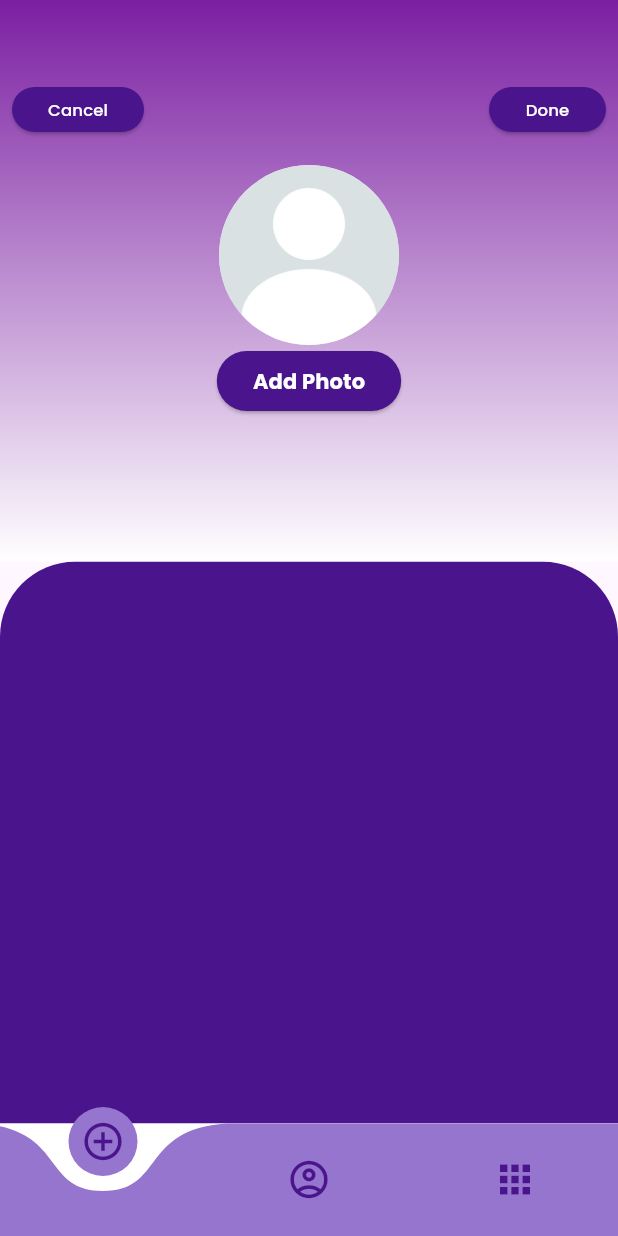
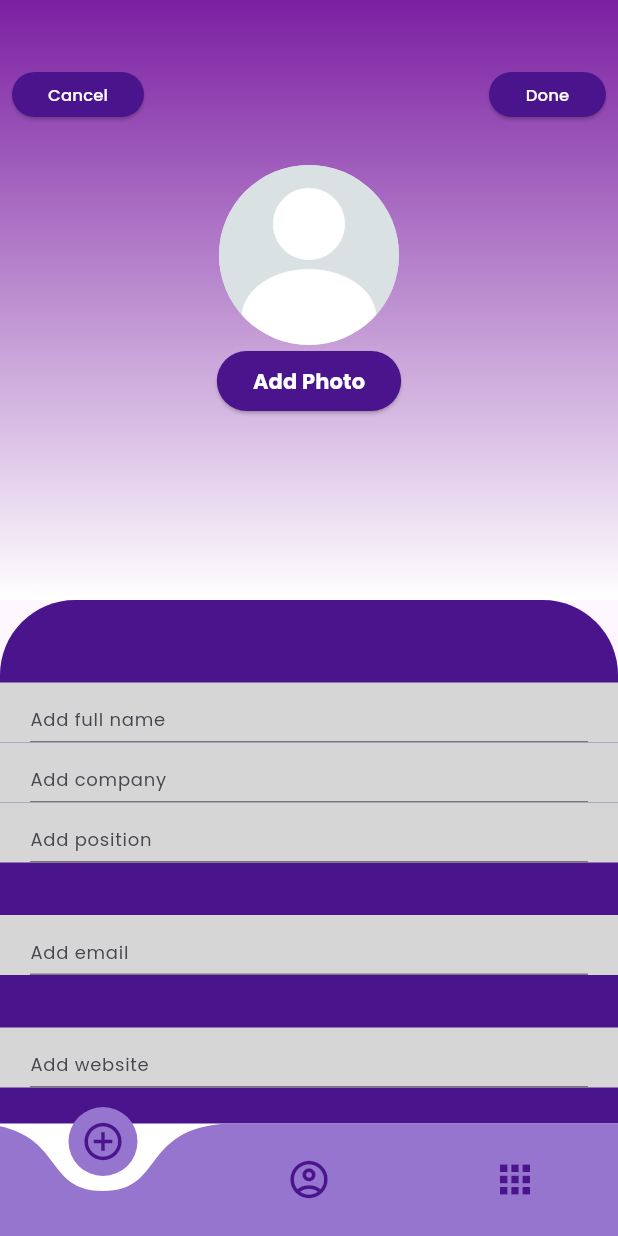
Before and after one commit to arboydev27/icontactapp, a Flutter app: the screen it shows after launch, on a phone screen of 412 x 824 dp. Run offline on Flutter 3.47's test engine with Material 3 defaults, Android fonts, the phone set to English and light mode, and no system bars; drawn by our look-alikes of curved_navigation_bar; our stand-ins replace font_awesome_flutter, google_fonts.

Commit message:
My second commit

```diff
--- a/lib/main.dart
+++ b/lib/main.dart
@@ -4,6 +4,7 @@ import 'package:flutter/material.dart';
 import 'package:icontactapp/pages/addcontact_page.dart';
 import 'package:icontactapp/pages/contact_page.dart';
 import 'package:icontactapp/pages/home_page.dart';
+import 'package:icontactapp/pages/individual_contact.dart';
 import 'package:icontactapp/pages/keypad_page.dart';
 
 void main() {
--- a/lib/pages/addcontact_page.dart
+++ b/lib/pages/addcontact_page.dart
@@ -10,14 +10,18 @@ class AddContactPage extends StatelessWidget {
   Widget build(BuildContext context) {
     return Scaffold(
       body: Center(
-        child: Column(
+        child: ListView(
           children: [
             // Place to add photo of a new contact
-            Expanded(
-              child: Stack(
+            // Previously I had wrapped the Stack with an Expanded widget,
+            // but it does not work well when I pop up th keyboard for a field entry
+            // the solution was adding an actual height to the main container in the background
+            // and also removing the Expanded widget and changing the body Column to body ListView
+            Stack(
               children: [
 
                 Container(
+                  height: 400,
                 decoration: BoxDecoration(
                   gradient: LinearGradient(
                     begin: Alignment.topCenter,
@@ -60,7 +64,7 @@ class AddContactPage extends StatelessWidget {
                 child: Column(
                   children: [
                     Padding(
-                        padding: const EdgeInsets.only(top: 50), // Brings down the buttons a bit down inside the UI
+                      padding: const EdgeInsets.only(top: 40), // Brings down the buttons a bit down inside the UI
                       child: Row(
                         mainAxisAlignment: MainAxisAlignment.spaceBetween, // This puts space between the two buttons
                         children: [
@@ -105,17 +109,141 @@ class AddContactPage extends StatelessWidget {
 
               ]
             ),
-            ),
 
             // Place to add new contact information
-            Expanded(
-              //flex: 2,
-              child: Container(
+            // Same problem and solution as the previous Stack of the upper Column
+            Stack(
+              // Deep purple container as background
+              children: [Container(
+                height: 420,
                 decoration: BoxDecoration(
                   borderRadius: BorderRadius.vertical(top: Radius.circular(50)),
                   color: Colors.purple.shade900,
                 ),
               ),
+
+              Padding(
+                // Padding helps the entry boxes start a bit below the end of the container curves
+                padding: const EdgeInsets.only(top: 55),
+                child: Column(
+                  children: [
+
+                    // Container for Adding the full name, might add a Textfield here instead
+                    Container(
+                      height: 40,
+                      decoration: BoxDecoration(
+                        color: Colors.grey[350],
+                        //border: Border(bottom: BorderSide(color: Colors.grey.shade600))
+                      ),
+                      child: Padding(
+                        padding: const EdgeInsets.only(left: 20, right: 20),
+                        child: TextField(
+                          decoration: InputDecoration(
+                            hintText: "Add full name", hintStyle: GoogleFonts.poppins(fontSize: 12),
+                          ),
+                        ),
+                      ),
+                    ),
+
+                    // Add Company container
+                    Container(
+                      height: 40,
+                      decoration: BoxDecoration(
+                        color: Colors.grey[350],
+                        //border: Border(bottom: BorderSide(color: Colors.grey.shade600))
+                      ),
+                      child: Padding(
+                        padding: const EdgeInsets.only(left: 20, right: 20),
+                        child: TextField(
+                          decoration: InputDecoration(
+                            hintText: "Add company", hintStyle: GoogleFonts.poppins(fontSize: 12),
+                          ),
+                        ),
+                      ),
+                    ),
+
+                    // Add Position container
+                    Container(
+                      height: 40,
+                      decoration: BoxDecoration(
+                        color: Colors.grey[350],
+                        //border: Border(bottom: BorderSide(color: Colors.grey.shade600))
+                      ),
+                      child: Padding(
+                        padding: const EdgeInsets.only(left: 20, right: 20),
+                        child: TextField(
+                          decoration: InputDecoration(
+                            hintText: "Add position", hintStyle: GoogleFonts.poppins(fontSize: 12),
+                          ),
+                        ),
+                      ),
+                    ),
+
+                    // Add email section
+                    Padding(
+                      padding: const EdgeInsets.only(top: 35),
+                      child: Container(
+                        height: 40,
+                        decoration: BoxDecoration(
+                          color: Colors.grey[350],
+                          //border: Border(bottom: BorderSide(color: Colors.grey.shade600))
+                        ),
+                        child: Padding(
+                          padding: const EdgeInsets.only(left: 20, right: 20),
+                          child: TextField(
+                            decoration: InputDecoration(
+                              hintText: "Add email", hintStyle: GoogleFonts.poppins(fontSize: 12),
+                          ),
+                          ),
+                        ),
+                      ),
+                    ),
+
+                    // Add website
+                    Padding(
+                      padding: const EdgeInsets.only(top: 35),
+                      child: Container(
+                        height: 40,
+                          decoration: BoxDecoration(
+                            color: Colors.grey[350],
+                            //border: Border(bottom: BorderSide(color: Colors.grey.shade600))
+                          ),
+                          child: Padding(
+                            padding: const EdgeInsets.only(left: 20, right: 20),
+                            child: TextField(
+                              decoration: InputDecoration(
+                                hintText: "Add website", hintStyle: GoogleFonts.poppins(fontSize: 12),
+                              ),
+                              ),
+                          ),
+                      ),
+                    ),
+
+                    // Add address
+                    Padding(
+                      padding: const EdgeInsets.only(top: 35),
+                      child: Container(
+                        height: 40,
+                          decoration: BoxDecoration(
+                            color: Colors.grey[350],
+                            //border: Border(bottom: BorderSide(color: Colors.grey.shade600))
+                          ),
+                          child: Padding(
+                            padding: const EdgeInsets.only(left: 20, right: 20),
+                            child: TextField(
+                              decoration: InputDecoration(
+                                hintText: "Add address", hintStyle: GoogleFonts.poppins(fontSize: 12),
+                              ),
+                              ),
+                          ),
+                      ),
+                    ),
+
+
+                  ],
+                ),
+              )
+              ]
             )
           ],
         ),
--- a/pubspec.yaml
+++ b/pubspec.yaml
@@ -37,6 +37,7 @@ dependencies:
   cupertino_icons: ^1.0.2
   google_fonts: ^6.1.0
   curved_navigation_bar: ^1.0.3
+  font_awesome_flutter: ^10.7.0
 
 dev_dependencies:
   flutter_test:
```
Also changed, not shown: lib/pages/individual_contact.dart (added, +251 -0 lines), pubspec.lock. Lines whose indentation alone changed are shown as unchanged.
